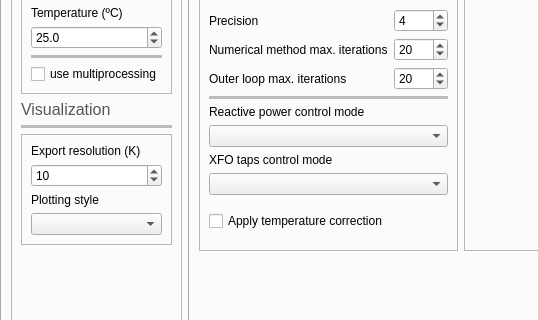
Qt form UnderDevelopment/GridCal/Gui/Main/MainWindow.ui (SanPen/GridCal) before a commit; both pictures show x 0 to 538 and y 229 to 549 of the 1212 by 799 pixel window.
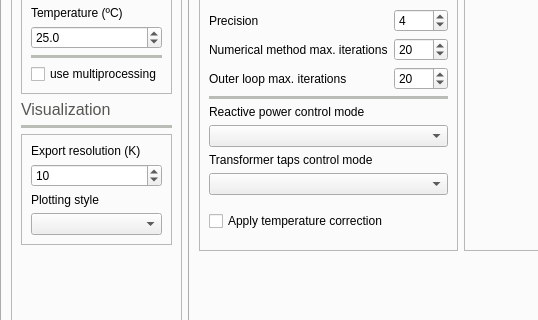
The same form after that commit. The open tabs and pages were chosen to show the change. Icons and pictures are not drawn. Custom widgets are drawn as their Qt base class.

Diff of the .ui file:
```diff
--- a/UnderDevelopment/GridCal/Gui/Main/MainWindow.ui
+++ b/UnderDevelopment/GridCal/Gui/Main/MainWindow.ui
@@ -1287,7 +1287,7 @@
                <item row="16" column="0">
                 <widget class="QLabel" name="label_50">
                  <property name="text">
-                  <string>XFO taps control mode</string>
+                  <string>Transformer taps control mode</string>
                  </property>
                 </widget>
                </item>
```
